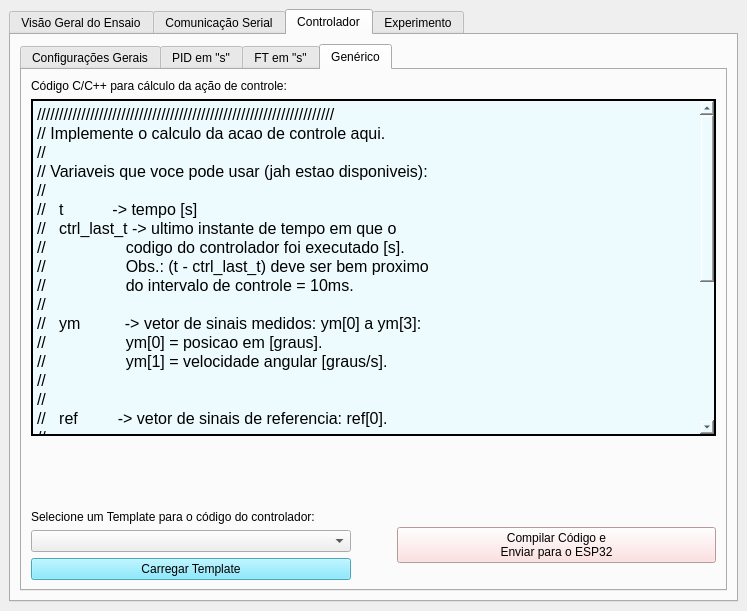
GTI-UFMG/software_controle_plantas, file Aerogenerator/GUI_code/main_window.ui: the form before one commit.
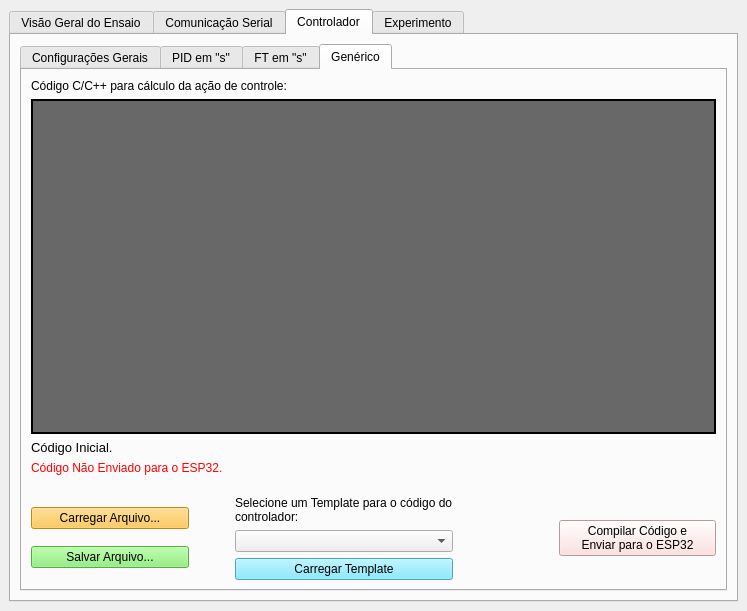
The form after the commit. The open tabs and pages were chosen to show the change. Icons and pictures are not drawn. Custom widgets are drawn as their Qt base class.

Commit message: Compilação e envio de código para o ESP32 usando a CLI do Arduino IDE, de dentro da própria aplicação, com edição de texto contanto com syntax highlighting.

What changed in the file:
```diff
--- a/Aerogenerator/GUI_code/main_window.ui
+++ b/Aerogenerator/GUI_code/main_window.ui
@@ -1202,7 +1202,7 @@
                 <property name="font">
                  <font>
                   <family>Ubuntu</family>
-                  <pointsize>12</pointsize>
+                  <pointsize>14</pointsize>
                   <italic>false</italic>
                   <kerning>true</kerning>
                   <fontweight>Medium</fontweight>
@@ -1212,8 +1212,8 @@
                  <cursorShape>PointingHandCursor</cursorShape>
                 </property>
                 <property name="styleSheet">
-                 <string notr="true">font: 500 12pt &quot;Ubuntu&quot;;
-background-color: rgb(237, 251, 255);</string>
+                 <string notr="true">font: 500 14pt &quot;Ubuntu&quot;;
+background-color: rgb(104, 104, 104);</string>
                 </property>
                 <property name="frameShape">
                  <enum>QFrame::Shape::WinPanel</enum>
@@ -1228,37 +1228,35 @@
                  <number>0</number>
                 </property>
                 <property name="plainText">
-                 <string>///////////////////////////////////////////////////////////////////
-// Implemente o calculo da acao de controle aqui.
-//
-// Variaveis que voce pode usar (jah estao disponiveis):
-//
-//   t           -&gt; tempo [s]
-//   ctrl_last_t -&gt; ultimo instante de tempo em que o
-//                  codigo do controlador foi executado [s].
-//                  Obs.: (t - ctrl_last_t) deve ser bem proximo
-//                  do intervalo de controle = 10ms.
-//
-//   ym          -&gt; vetor de sinais medidos: ym[0] a ym[3]:
-//                  ym[0] = posicao em [graus].
-//                  ym[1] = velocidade angular [graus/s].
-//
-//
-//   ref         -&gt; vetor de sinais de referencia: ref[0].
-//
-//   u           -&gt; vetor de sinais de entrada da planta u[0].
-//
-//   xc          -&gt; vetor de estados do controlador
-//                  (inicializados com valor zero): xc[0] a xc[5].
-//                  Use para implementar um controlador
-//                  dinamico, ao inves de um estatico.
-
-// Ensaio em malha aberta: envia o valor de comando PWM,
-// alterado via interface grafica, diretamente para o motor BLDC NIDEC.
-
-// Aplica o valor diretamente na entrada do sistema
-u[0] = ref[0];
-</string>
+                 <string notr="true"/>
+                </property>
+               </widget>
+              </item>
+              <item>
+               <widget class="QLabel" name="label_ctrl_code_file_status">
+                <property name="font">
+                 <font>
+                  <family>Ubuntu</family>
+                  <pointsize>10</pointsize>
+                  <italic>false</italic>
+                  <bold>false</bold>
+                 </font>
+                </property>
+                <property name="text">
+                 <string>Código Inicial.</string>
+                </property>
+                <property name="wordWrap">
+                 <bool>false</bool>
+                </property>
+               </widget>
+              </item>
+              <item>
+               <widget class="QLabel" name="label_ctrl_code_ESP32_status">
+                <property name="styleSheet">
+                 <string notr="true">color: rgb(255, 0, 0);</string>
+                </property>
+                <property name="text">
+                 <string>Código Não Enviado para o ESP32.</string>
                 </property>
                </widget>
               </item>
@@ -1268,18 +1266,58 @@
                  <enum>Qt::Orientation::Vertical</enum>
                 </property>
                 <property name="sizeType">
-                 <enum>QSizePolicy::Policy::Preferred</enum>
+                 <enum>QSizePolicy::Policy::Minimum</enum>
                 </property>
                 <property name="sizeHint" stdset="0">
                  <size>
                   <width>818</width>
-                  <height>68</height>
+                  <height>15</height>
                  </size>
                 </property>
                </spacer>
               </item>
               <item>
                <layout class="QHBoxLayout" name="horizontalLayout_5">
+                <item>
+                 <layout class="QVBoxLayout" name="verticalLayout_7">
+                  <item>
+                   <widget class="QPushButton" name="pushButton_load_ctrl_code_file">
+                    <property name="styleSheet">
+                     <string notr="true">background-color: rgb(255, 194, 52);</string>
+                    </property>
+                    <property name="text">
+                     <string>Carregar Arquivo...</string>
+                    </property>
+                   </widget>
+                  </item>
+                  <item>
+                   <widget class="QPushButton" name="pushButton_save_ctrl_code_file">
+                    <property name="styleSheet">
+                     <string notr="true">background-color: rgb(128, 238, 104);</string>
+                    </property>
+                    <property name="text">
+                     <string>Salvar Arquivo...</string>
+                    </property>
+                   </widget>
+                  </item>
+                 </layout>
+                </item>
+                <item>
+                 <spacer name="horizontalSpacer">
+                  <property name="orientation">
+                   <enum>Qt::Orientation::Horizontal</enum>
+                  </property>
+                  <property name="sizeType">
+                   <enum>QSizePolicy::Policy::Maximum</enum>
+                  </property>
+                  <property name="sizeHint" stdset="0">
+                   <size>
+                    <width>40</width>
+                    <height>20</height>
+                   </size>
+                  </property>
+                 </spacer>
+                </item>
                 <item>
                  <layout class="QVBoxLayout" name="verticalLayout_10">
                   <item>
@@ -1342,16 +1380,16 @@
                  </layout>
                 </item>
                 <item>
-                 <spacer name="horizontalSpacer">
+                 <spacer name="horizontalSpacer_4">
                   <property name="orientation">
                    <enum>Qt::Orientation::Horizontal</enum>
                   </property>
                   <property name="sizeType">
-                   <enum>QSizePolicy::Policy::Preferred</enum>
+                   <enum>QSizePolicy::Policy::Maximum</enum>
                   </property>
                   <property name="sizeHint" stdset="0">
                    <size>
-                    <width>40</width>
+                    <width>100</width>
                     <height>20</height>
                    </size>
                   </property>
```
Left out of the diff: 6 changed lines with no effect on the pictures. The commit also changes 19 other files.
